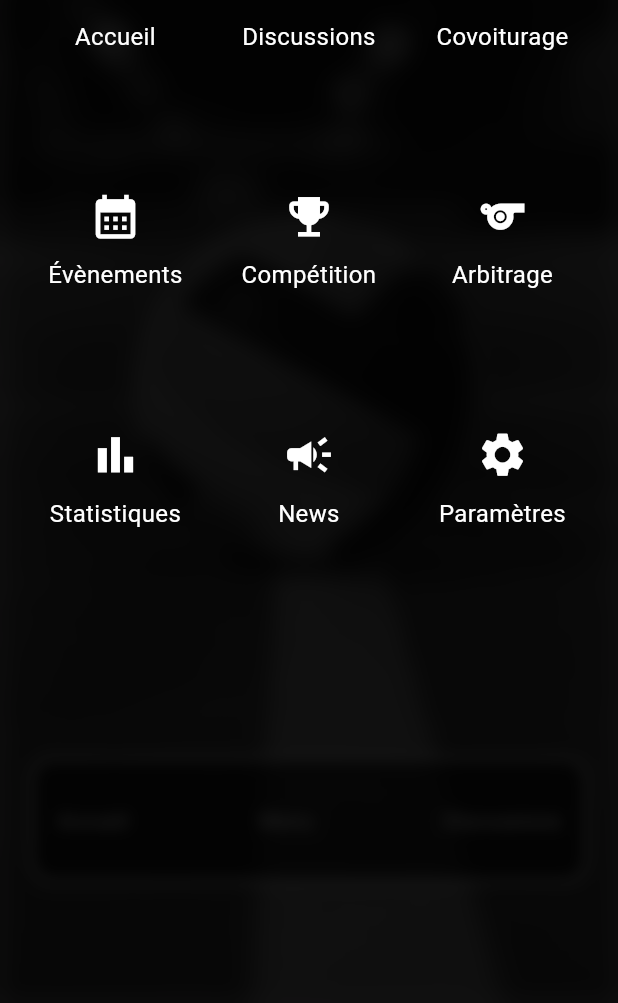
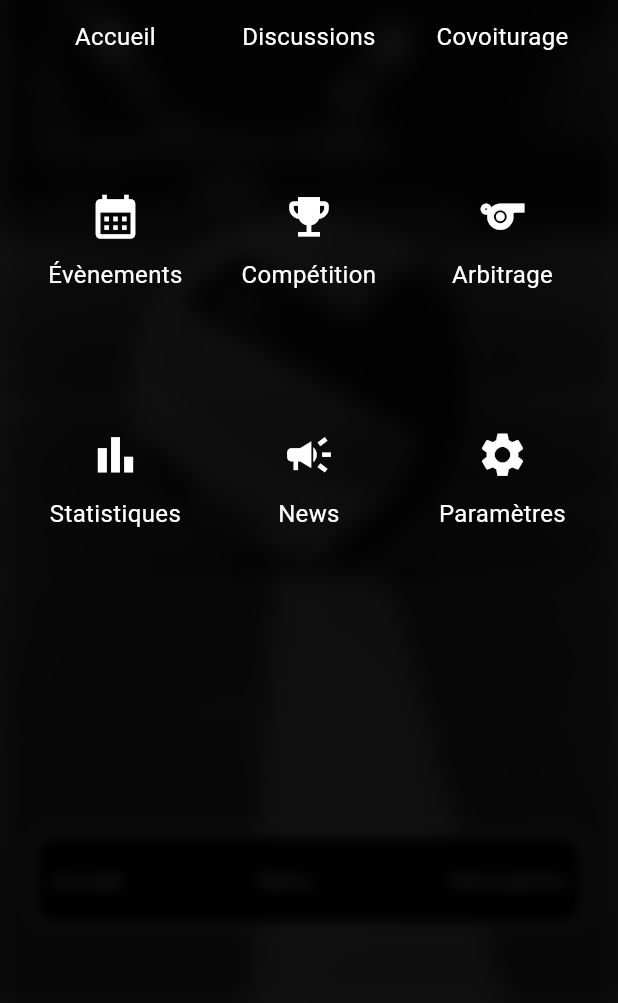
Before and after one commit to TheGamerFarmer/rekor, a Flutter app: the MainLayout screen opened directly with empty values, item 2 of the bottom bar chosen, on a phone screen of 412 x 824 dp, the part 233-1236 px from its top. Run offline on Flutter 3.47's test engine with Material 3 defaults, Android fonts, the light colour scheme and no system bars; our stand-ins replace image_picker.

Commit message:
fix visuel du footer mobile

```diff
--- a/frontend-app/lib/layouts/main_layout.dart
+++ b/frontend-app/lib/layouts/main_layout.dart
@@ -22,6 +22,7 @@ class _MyMainLayout extends State<MainLayout> {
   @override
   Widget build(BuildContext context) {
     return Scaffold(
+      resizeToAvoidBottomInset: false,
       body: Stack(
         fit: StackFit.expand,
         children: [
@@ -68,7 +69,7 @@ class _MyMainLayout extends State<MainLayout> {
           Positioned(top: 50, left: 20, right: 20, child: AppHeader()),
 
           Positioned(
-            bottom: 80,
+            bottom: 50,
             left: 20,
             right: 20,
             child: AppFooter(
--- a/frontend-app/lib/widgets/app_footer.dart
+++ b/frontend-app/lib/widgets/app_footer.dart
@@ -10,9 +10,9 @@ class AppFooter extends StatelessWidget {
   @override
   Widget build(BuildContext context) {
     return Container(
-      padding: const EdgeInsets.all(16),
+      padding: const EdgeInsets.symmetric(horizontal: 12, vertical: 6),
       decoration: BoxDecoration(
-        color: Colors.black.withValues(alpha: 0.65),
+        color: Colors.black,
         border: Border.all(color: Colors.white, width: 2),
         borderRadius: BorderRadius.circular(15),
       ),
@@ -38,7 +38,6 @@ class AppFooter extends StatelessWidget {
           _buildFooterButton(
             label: 'Discussions',
             onTap: () {
-              // Navigation vers discussions à ajouter
               Navigator.push(
                 context,
                 MaterialPageRoute(builder: (context) => const GroupesPage()),
```
